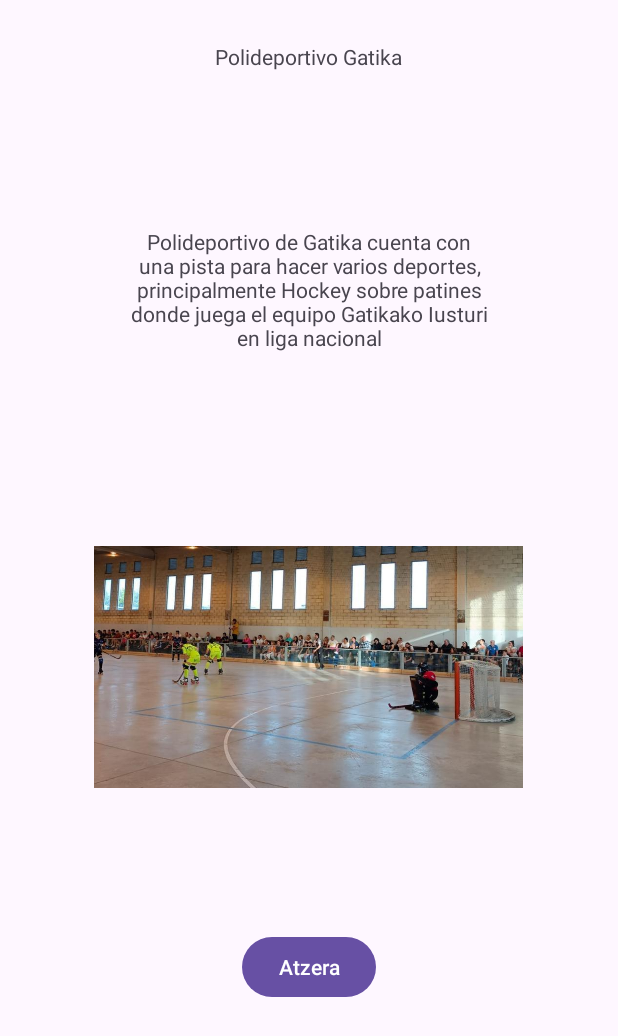
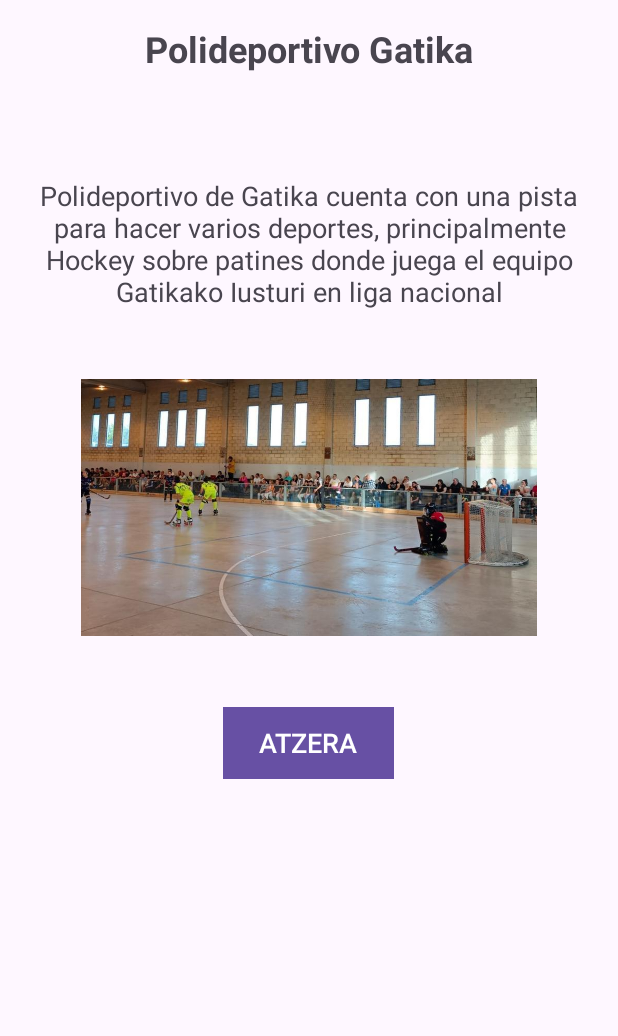
Before and after one commit to Hodei15/ex2evHodeiMartinez, an Android app: the layout fragment_info.xml on its own in the app's theme, with its tools: preview values and no code run, on a phone screen of 412 x 824 dp. Shown: the top 1036 px of the screen. Run offline under Robolectric (Android 15) with nearby library versions, the phone set to English and light mode, and no system bars.

Commit message:
Decoracion Fragment

```diff
--- a/app/src/main/res/layout/fragment_info.xml
+++ b/app/src/main/res/layout/fragment_info.xml
@@ -8,58 +8,54 @@
 
     <!-- TODO: Update blank fragment layout -->
 
-    <androidx.constraintlayout.widget.ConstraintLayout
-        android:id="@+id/Back"
+    <RelativeLayout
         android:layout_width="match_parent"
-        android:layout_height="match_parent">
-
+        android:layout_height="match_parent"
+        android:padding="16dp">
 
         <TextView
             android:id="@+id/txtTitulo"
-            android:layout_width="184dp"
-            android:layout_height="51dp"
+            android:layout_width="match_parent"
+            android:layout_height="wrap_content"
             android:text="@string/titulo"
-            android:textAlignment="center"
-            app:layout_constraintBottom_toBottomOf="parent"
-            app:layout_constraintEnd_toEndOf="parent"
-            app:layout_constraintHorizontal_bias="0.497"
-            app:layout_constraintStart_toStartOf="parent"
-            app:layout_constraintTop_toTopOf="parent"
-            app:layout_constraintVertical_bias="0.036" />
+            android:textSize="24sp"
+            android:textStyle="bold"
+            android:gravity="center"
+            android:layout_centerHorizontal="true"
+            android:layout_marginBottom="16dp"/>
 
         <TextView
             android:id="@+id/txtInfo"
-            android:layout_width="240dp"
-            android:layout_height="115dp"
-            android:layout_marginTop="72dp"
+            android:layout_width="match_parent"
+            android:layout_height="wrap_content"
+            android:layout_below="@+id/txtTitulo"
+            android:layout_marginTop="53dp"
+            android:gravity="center"
             android:text="@string/info"
             android:textAlignment="center"
-            app:layout_constraintEnd_toEndOf="parent"
-            app:layout_constraintStart_toStartOf="parent"
-            app:layout_constraintTop_toBottomOf="@+id/txtTitulo" />
+            android:textSize="18sp" />
 
         <ImageView
             android:id="@+id/img_gatika"
-            android:layout_width="287dp"
-            android:layout_height="161dp"
-            android:src="@drawable/gatika"
-            app:layout_constraintBottom_toBottomOf="parent"
-            app:layout_constraintEnd_toEndOf="parent"
-            app:layout_constraintHorizontal_bias="0.496"
-            app:layout_constraintStart_toStartOf="parent"
-            app:layout_constraintTop_toBottomOf="@+id/txtInfo"
-            app:layout_constraintVertical_bias="0.245" />
+            android:layout_width="309dp"
+            android:layout_height="171dp"
+            android:layout_below="@+id/txtInfo"
+            android:layout_centerHorizontal="true"
+            android:layout_marginTop="46dp"
+            android:scaleType="fitCenter"
+            android:src="@drawable/gatika" />
 
         <Button
             android:id="@+id/btnAtzera"
+            style="?android:attr/borderlessButtonStyle"
             android:layout_width="wrap_content"
             android:layout_height="wrap_content"
+            android:layout_below="@+id/img_gatika"
+            android:layout_centerHorizontal="true"
+            android:layout_marginTop="47dp"
+            android:background="@color/black"
             android:text="@string/atzera"
-            app:layout_constraintBottom_toBottomOf="parent"
-            app:layout_constraintEnd_toEndOf="parent"
-            app:layout_constraintStart_toStartOf="parent"
-            app:layout_constraintTop_toBottomOf="@+id/img_gatika"
-            app:layout_constraintVertical_bias="0.38" />
-    </androidx.constraintlayout.widget.ConstraintLayout>
+            android:textSize="18sp" />
+    </RelativeLayout>
 
 </FrameLayout>
```
